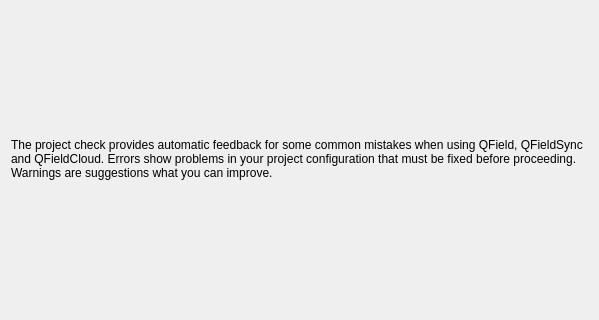
Old version of the form qfieldsync/ui/package_dialog.ui in the repository opengisch/qfieldsync; both pictures show x 0 to 599 and y 163 to 483 of the 599 by 700 pixel window.
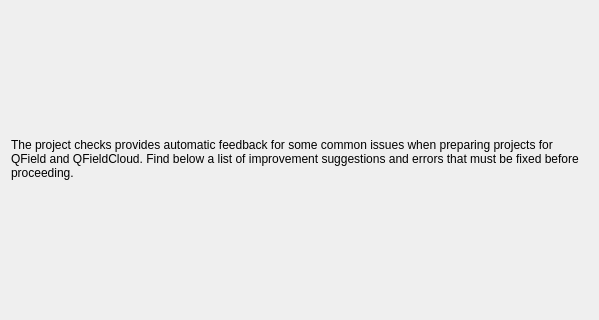
New version of the form. Custom widgets are drawn as their Qt base class.

Diff of the .ui file:
```diff
--- a/qfieldsync/ui/package_dialog.ui
+++ b/qfieldsync/ui/package_dialog.ui
@@ -42,7 +42,7 @@
           </sizepolicy>
          </property>
          <property name="text">
-          <string>The project check provides automatic feedback for some common mistakes when using QField, QFieldSync and QFieldCloud. Errors show problems in your project configuration that must be fixed before proceeding. Warnings are suggestions what you can improve.</string>
+          <string>The project checks provides automatic feedback for some common issues when preparing projects for QField and QFieldCloud. Find below a list of improvement suggestions and errors that must be fixed before proceeding.</string>
          </property>
          <property name="wordWrap">
           <bool>true</bool>
```
